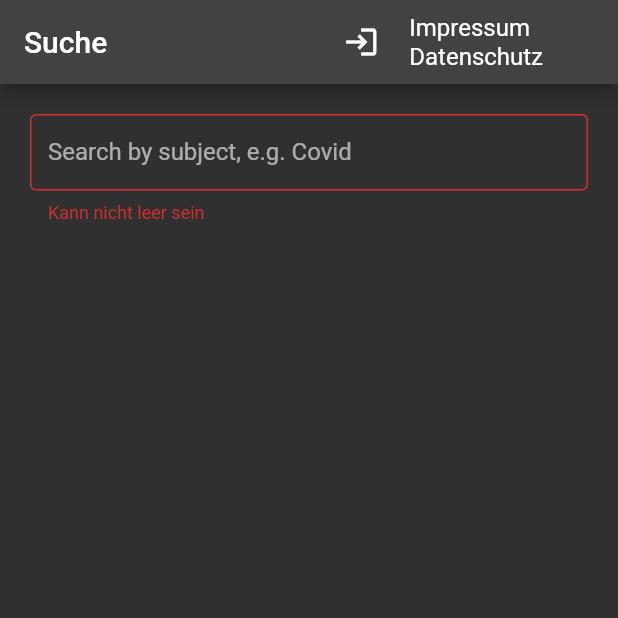
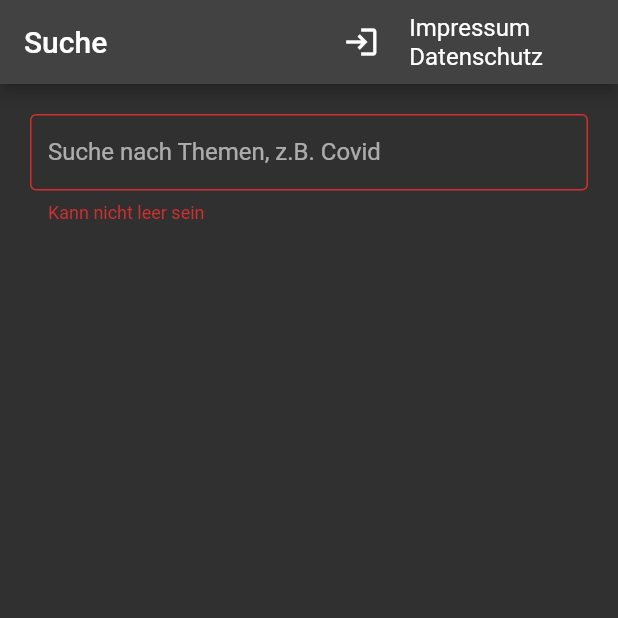
Before and after one commit to QuellenReiter/fact-browser, a Flutter app: the screen it shows after launch, on a phone screen of 412 x 824 dp, the top half of it. Run offline on Flutter 3.47's test engine with Material 2 defaults, Android fonts, the phone set to English and light mode, and no system bars; our stand-ins replace file_picker, flutter_secure_storage, graphql_flutter; network calls fail; Roboto replaces fonts that are missing (Iranian).

Commit message:
translate search label text

```diff
--- a/lib/screens/home_screen.dart
+++ b/lib/screens/home_screen.dart
@@ -97,7 +97,7 @@ class _HomeScreenState extends State<HomeScreen> {
                       TextField(
                         controller: searchController,
                         decoration: InputDecoration(
-                          labelText: "Search by subject, e.g. Covid",
+                          labelText: "Suche nach Themen, z.B. Covid",
                           border: const OutlineInputBorder(),
                           errorText: Utils.checkIfEmpty(searchController),
                         ),
```
